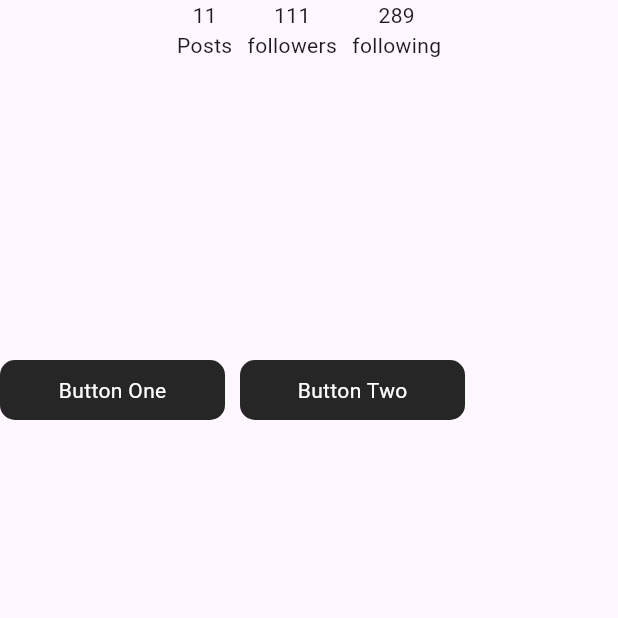
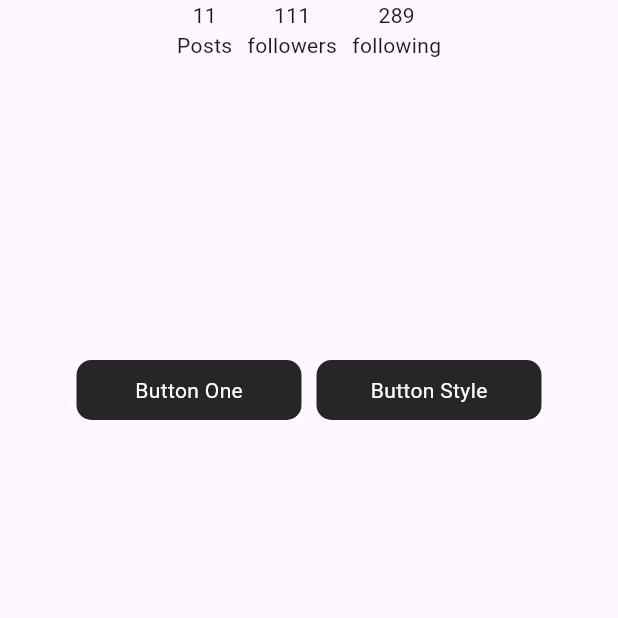
Before and after one commit to SaifIvnaAlam/Flutter-Instagram-Clone, a Flutter app: the screen it shows after launch, after a tap on "Profile Page", on a phone screen of 412 x 824 dp, the top half of it. Run offline on Flutter 3.47's test engine with Material 3 defaults, Android fonts, the phone set to English and light mode, and no system bars.

Commit message:
dynamic button

```diff
--- a/lib/pages/home_page.dart
+++ b/lib/pages/home_page.dart
@@ -1,5 +1,6 @@
 import 'package:flutter/material.dart';
 import 'package:phaseone/pages/profile_page.dart';
+import 'package:phaseone/widgets/kbutton.dart';
 
 class HomePage extends StatelessWidget {
   const HomePage({super.key});
@@ -8,14 +9,16 @@ class HomePage extends StatelessWidget {
   Widget build(BuildContext context) {
     return Scaffold(
       body: Center(
-        child: TextButton(
-          onPressed: () {
+        child: KButton(
+          btnName: "Profile Page",
+          myOnTap: () {
             Navigator.push(
               context,
-              MaterialPageRoute(builder: (context) => const ProfilePage()),
+              MaterialPageRoute(
+                builder: (context) => const ProfilePage(),
+              ),
             );
           },
-          child: const Text("Profile Page"),
         ),
       ),
     );
--- a/lib/pages/profile_page.dart
+++ b/lib/pages/profile_page.dart
@@ -1,25 +1,33 @@
+import 'dart:developer';
 import 'package:flutter/material.dart';
+import 'package:phaseone/widgets/kbutton.dart';
 import 'package:phaseone/widgets/following_card.dart';
-import 'package:phaseone/widgets/kbutton.dart';
 
 class ProfilePage extends StatelessWidget {
   const ProfilePage({super.key});
 
   @override
   Widget build(BuildContext context) {
-    return const Scaffold(
+    return Scaffold(
       body: SafeArea(
         child: Column(
           children: [
-            FollowingCard(),
-            SizedBox(
+            const FollowingCard(),
+            const SizedBox(
               height: 200,
             ),
             Row(
+              mainAxisAlignment: MainAxisAlignment.center,
               children: [
-                KButton(btnText: "Button One"),
-                SizedBox(width: 10),
-                KButton(btnText: "Button Two"),
+                KButton(
+                  btnName: "Button One",
+                  myOnTap: () {},
+                ),
+                const SizedBox(width: 10),
+                KButton(
+                  btnName: "Button Style",
+                  myOnTap: () {},
+                ),
               ],
             ),
           ],
--- a/lib/test.dart
+++ /dev/null
@@ -1 +0,0 @@
-List<String> test= ["E1", "E2"];
--- a/lib/widgets/kbutton.dart
+++ b/lib/widgets/kbutton.dart
@@ -1,17 +1,15 @@
-import 'dart:developer';
-
 import 'package:flutter/material.dart';
 
 class KButton extends StatelessWidget {
-  const KButton({super.key, required this.btnText});
-  final String btnText;
+  const KButton({super.key, required this.btnName, required this.myOnTap});
+
+  final String btnName;
+  final VoidCallback myOnTap;
 
   @override
   Widget build(BuildContext context) {
     return GestureDetector(
-      onTap: () {
-        log("Edit Button Pressed");
-      },
+      onTap: myOnTap,
       child: Container(
         height: 40,
         width: 150,
@@ -21,7 +19,7 @@ class KButton extends StatelessWidget {
         ),
         child: Center(
           child: Text(
-            btnText,
+            btnName,
             style: const TextStyle(color: Colors.white),
           ),
         ),
```
